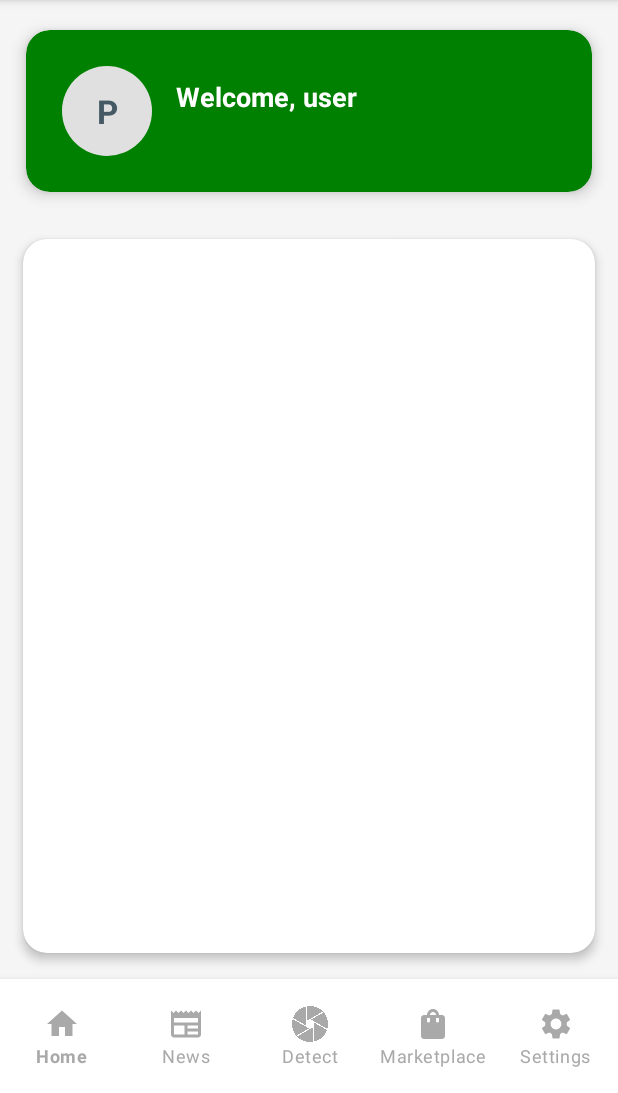
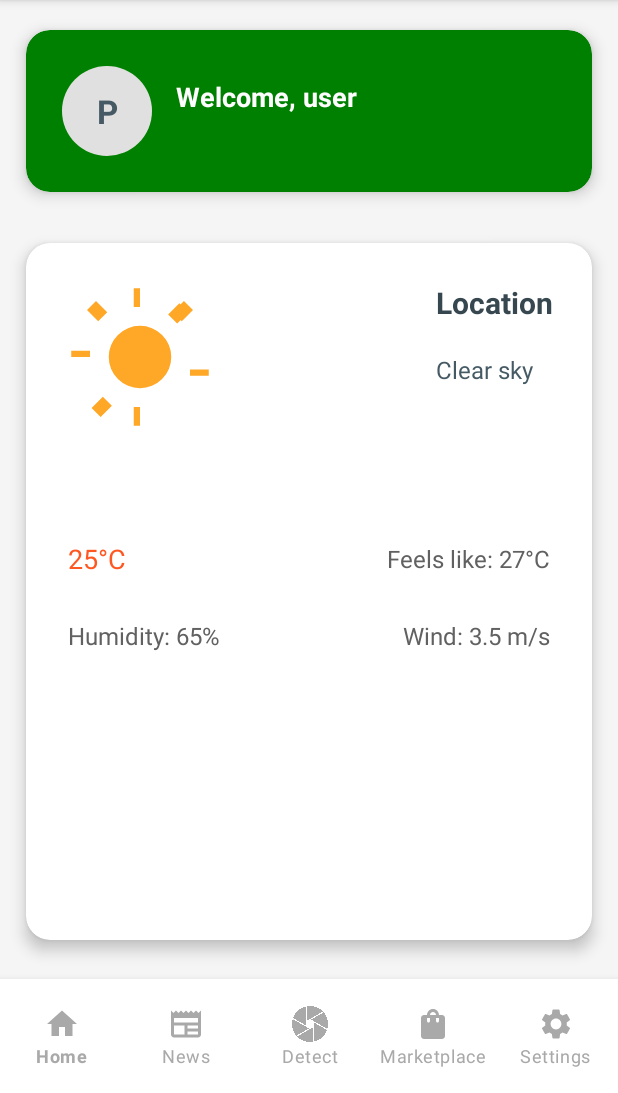
Before and after one commit to Siddhanttamang/SmartKrishi-android, an Android app: the screen it shows after launch (MainActivity), on a phone screen of 412 x 824 dp, the part 143-1236 px from its top. Run offline under Robolectric (Android 15) with nearby library versions, the phone set to English and light mode, and no system bars.

Commit message:
weather_ui_changed

```diff
--- a/app/src/main/java/com/example/smartkrishi/api/WeatherApi.java
+++ b/app/src/main/java/com/example/smartkrishi/api/WeatherApi.java
@@ -7,6 +7,6 @@ import retrofit2.http.GET;
 import retrofit2.http.Query;
 
 public interface WeatherApi {
-    @GET("api/weather")
+    @GET("api/weather")  // Make sure this matches your backend route
     Call<WeatherResponse> getWeather(@Query("city") String city);
 }
--- a/app/src/main/java/com/example/smartkrishi/fragments/HomeFragment.java
+++ b/app/src/main/java/com/example/smartkrishi/fragments/HomeFragment.java
@@ -1,46 +1,64 @@
+// HomeFragment.java
 package com.example.smartkrishi.fragments;
 
+import android.content.Context;
 import android.content.SharedPreferences;
-import android.content.Context;
-
 import android.os.Bundle;
 import android.view.LayoutInflater;
 import android.view.View;
 import android.view.ViewGroup;
+import android.widget.ImageView;
 import android.widget.TextView;
+
 import androidx.fragment.app.Fragment;
+
 import com.example.smartkrishi.R;
-import com.example.smartkrishi.Responses.UserLoginResponse;
 import com.example.smartkrishi.Services.WeatherService;
-import com.google.gson.Gson;
 
 public class HomeFragment extends Fragment {
-    private TextView weatherInfo, weatherLocation;
+    private TextView userName, weatherLocation, temperature, feelsLike, humidity, wind, description;
+    private ImageView weatherIcon;
     private WeatherService weatherService;
-    private TextView userName;
 
     @Override
     public View onCreateView(LayoutInflater inflater, ViewGroup container, Bundle savedInstanceState) {
         View view = inflater.inflate(R.layout.home_fragment, container, false);
 
         // Initialize views
-        userName= view.findViewById(R.id.user_name);
-        weatherInfo = view.findViewById(R.id.weatherInfo);
+        userName = view.findViewById(R.id.user_name);
         weatherLocation = view.findViewById(R.id.weather_location);
+        temperature = view.findViewById(R.id.temperature);
+        feelsLike = view.findViewById(R.id.feels_like);
+        humidity = view.findViewById(R.id.humidity);
+        wind = view.findViewById(R.id.wind);
+        description = view.findViewById(R.id.description);
+        weatherIcon = view.findViewById(R.id.weather_icon);
+
         if (!isLoggedIn()) {
             return view;
         }
+
         SharedPreferences prefs = requireActivity().getSharedPreferences("app_prefs", Context.MODE_PRIVATE);
         String name = prefs.getString("user_name", "User");
         String address = prefs.getString("user_address", "Kathmandu");
-        userName.setText("Welcome, "+name);
-        // Initialize WeatherService
+
+        userName.setText("Welcome, " + name);
+
         weatherService = new WeatherService(requireContext());
-        weatherService.fetchWeather(address, weatherInfo, weatherLocation);
-
+        weatherService.fetchWeather(
+                address,
+                temperature,
+                feelsLike,
+                humidity,
+                wind,
+                description,
+                weatherLocation,
+                weatherIcon
+        );
 
         return view;
     }
+
     private boolean isLoggedIn() {
         SharedPreferences sharedPreferences = requireContext().getSharedPreferences("app_prefs", Context.MODE_PRIVATE);
         String token = sharedPreferences.getString("auth_token", null);
--- a/app/src/main/java/com/example/smartkrishi/models/Weather.java
+++ b/app/src/main/java/com/example/smartkrishi/models/Weather.java
@@ -10,8 +10,7 @@ public class Weather {
     public Weather(String temperature, String description, String date) {
         this.temperature = temperature;
         this.description = description;
-        this.date = date;
-    }
+        this.date = date;  }
 
     public String getTemperature() {
         return temperature;
--- /dev/null
+++ b/app/src/main/res/drawable/ic_weather_placeholder.xml
@@ -0,0 +1,10 @@
+<vector xmlns:android="http://schemas.android.com/apk/res/android"
+    android:width="48dp"
+    android:height="48dp"
+    android:viewportWidth="24"
+    android:viewportHeight="24">
+
+    <path
+        android:fillColor="#FFA726"
+        android:pathData="M6.76,4.84l-1.8,-1.79L3.52,4.49l1.79,1.8 1.45,-1.45zm10.48,0l1.45,1.45 1.79,-1.8 -1.45,-1.45 -1.79,1.8zM12,4V1h-1v3h1zm0,19v-3h-1v3h1zm8,-8h3v-1h-3v1zM4,12H1v-1h3v1zm2.05,6.36l-1.8,1.79 1.45,1.45 1.8,-1.79 -1.45,-1.45zM17.95,6.64l1.8,-1.79 -1.45,-1.45 -1.8,1.79 1.45,1.45zM12,7a5,5 0 1,1 0,10 5,5 0 0,1 0,-10z" />
+</vector>
--- a/app/src/main/res/layout/home_fragment.xml
+++ b/app/src/main/res/layout/home_fragment.xml
@@ -1,14 +1,15 @@
 <?xml version="1.0" encoding="utf-8"?>
-<LinearLayout
-    xmlns:android="http://schemas.android.com/apk/res/android"
+<LinearLayout xmlns:android="http://schemas.android.com/apk/res/android"
     xmlns:card_view="http://schemas.android.com/apk/res-auto"
     android:layout_width="match_parent"
     android:layout_height="match_parent"
+    xmlns:app="http://schemas.android.com/tools"
     android:orientation="vertical"
     android:background="#F5F5F5"
-    android:padding="6dp">
+    android:padding="6dp"
+    app:ignore="NamespaceTypo">
 
-    <!-- Profile Section -->
+    <!-- Profile Section Card (unchanged) -->
     <androidx.cardview.widget.CardView
         card_view:cardUseCompatPadding="true"
         android:layout_width="match_parent"
@@ -62,14 +63,15 @@
         </LinearLayout>
     </androidx.cardview.widget.CardView>
 
-    <!-- Weather Section -->
+    <!-- Weather Section - Redesigned -->
     <androidx.cardview.widget.CardView
         android:id="@+id/weather_section"
+        card_view:cardUseCompatPadding="true"
         android:layout_width="match_parent"
         android:layout_height="wrap_content"
-        card_view:cardUseCompatPadding="true"
         card_view:cardCornerRadius="16dp"
-        card_view:cardElevation="4dp"
+        card_view:cardElevation="6dp"
+        android:layout_marginBottom="6dp"
         android:layout_weight="2"
         android:backgroundTint="#FFFFFF">
 
@@ -77,24 +79,118 @@
             android:layout_width="match_parent"
             android:layout_height="wrap_content"
             android:orientation="vertical"
+            android:padding="16dp"
+            android:gravity="center_horizontal">
+            <LinearLayout
+                android:layout_width="match_parent"
+                android:layout_height="wrap_content"
+                android:layout_marginBottom="50dp">
 
-            android:padding="20dp">
 
-            <TextView
-                android:id="@+id/weatherInfo"
-                android:layout_width="wrap_content"
-                android:layout_height="wrap_content"
-                android:textSize="20sp"
-                android:textStyle="bold"
-                android:textColor="#37474F" />
+            <!-- Weather Icon -->
+            <ImageView
+                android:id="@+id/weather_icon"
+                android:layout_width="100dp"
+                android:layout_height="100dp"
+                android:layout_margin="10dp"
+                android:src="@drawable/ic_weather_placeholder"
+                android:contentDescription="Weather Icon" />
+                <View
+                    android:layout_width="0dp"
+                    android:layout_height="match_parent"
+                    android:layout_weight="1" />
+                <LinearLayout
+                    android:layout_width="wrap_content"
+                    android:layout_height="wrap_content"
+                    android:orientation="vertical">
 
+
+            <!-- Location -->
             <TextView
                 android:id="@+id/weather_location"
                 android:layout_width="wrap_content"
                 android:layout_height="wrap_content"
-                android:textSize="16sp"
-                android:textColor="#78909C" />
+                android:text="Location"
+                android:textSize="20sp"
+                android:textStyle="bold"
+                android:textColor="#37474F"
+                android:layout_margin="10dp"/>
+                <!-- Description -->
+                <TextView
+                    android:id="@+id/description"
+                    android:layout_width="wrap_content"
+                    android:layout_height="wrap_content"
+                    android:text="Clear sky"
+                    android:textSize="16sp"
+                    android:textColor="#455A64"
+                    android:layout_margin="10dp" />
+            </LinearLayout>
+            </LinearLayout>
+
+            <!-- Temperature & Feels Like -->
+            <LinearLayout
+                android:layout_width="wrap_content"
+                android:layout_height="wrap_content"
+                android:orientation="horizontal"
+                android:gravity="center"
+                android:layout_marginBottom="4dp">
+
+                <TextView
+                    android:id="@+id/temperature"
+                    android:layout_width="wrap_content"
+                    android:layout_height="wrap_content"
+                    android:text="25°C"
+                    android:textSize="18sp"
+                    android:textColor="#FF5722"
+                    android:layout_margin="12dp" />
+                <View
+                    android:layout_width="0dp"
+                    android:layout_height="match_parent"
+                    android:layout_weight="1" />
+
+                <TextView
+                    android:id="@+id/feels_like"
+                    android:layout_width="wrap_content"
+                    android:layout_height="wrap_content"
+                    android:text="Feels like: 27°C"
+                    android:layout_margin="12dp"
+                    android:textSize="16sp"
+                    android:textColor="#616161" />
+            </LinearLayout>
+
+            <!-- Humidity & Wind -->
+            <LinearLayout
+                android:layout_width="wrap_content"
+                android:layout_height="wrap_content"
+                android:orientation="horizontal"
+                android:gravity="center"
+                android:layout_marginBottom="6dp">
+
+                <TextView
+                    android:id="@+id/humidity"
+                    android:layout_width="wrap_content"
+                    android:layout_height="wrap_content"
+                    android:text="Humidity: 65%"
+                    android:layout_margin="12dp"
+                    android:textSize="16sp"
+                    android:textColor="#616161"
+                    android:layout_marginEnd="12dp" />
+                <View
+                    android:layout_width="0dp"
+                    android:layout_height="match_parent"
+                    android:layout_weight="1" />
+
+                <TextView
+                    android:id="@+id/wind"
+                    android:layout_width="wrap_content"
+                    android:layout_height="wrap_content"
+                    android:text="Wind: 3.5 m/s"
+                    android:layout_margin="12dp"
+                    android:textSize="16sp"
+                    android:textColor="#616161" />
+            </LinearLayout>
         </LinearLayout>
     </androidx.cardview.widget.CardView>
 
+
 </LinearLayout>
```
Also changed, not shown: app/src/main/java/com/example/smartkrishi/Responses/WeatherResponse.java (+12 -12 lines), app/src/main/java/com/example/smartkrishi/Services/WeatherService.java (+25 -12 lines).
